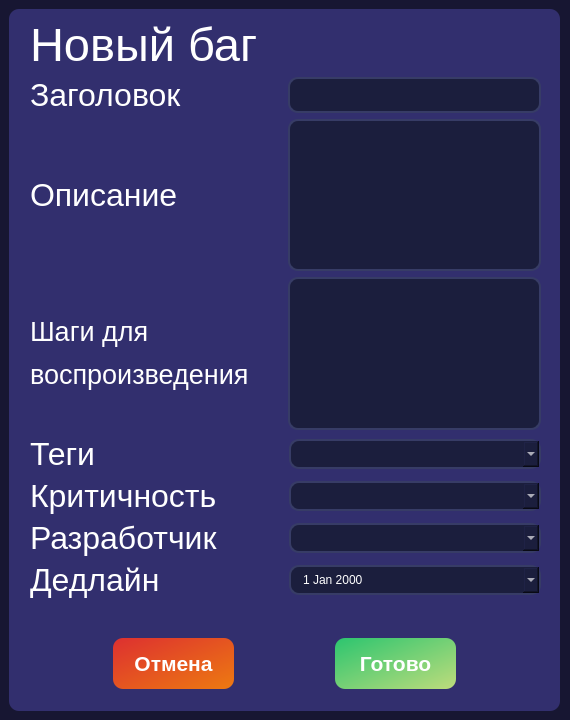
Qt form interfaces/new_bug_card.ui (ArtShibaev/Bugtracker) before a commit.
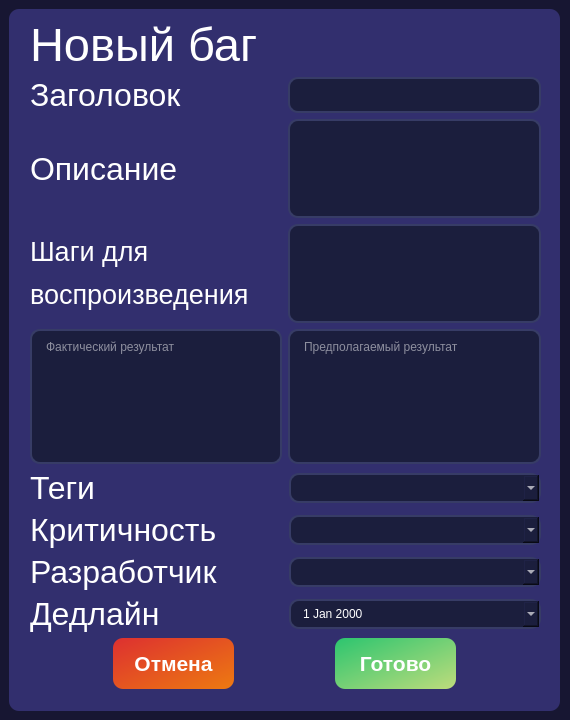
The same form after that commit.

Commit message: В интерфейс добавлены поля фактического и предполагаемого результатов

```diff
--- a/interfaces/new_bug_card.ui
+++ b/interfaces/new_bug_card.ui
@@ -310,6 +310,40 @@
              </item>
             </layout>
            </item>
+           <item>
+            <layout class="QHBoxLayout" name="horizontalLayout_9">
+             <item>
+              <widget class="QTextEdit" name="actual_result">
+               <property name="styleSheet">
+                <string notr="true">border: 2px solid #373C66;
+color: white;
+border-radius: 10px;
+padding: 5px 10px;
+outline: none;
+background: #1B1E3D;</string>
+               </property>
+               <property name="placeholderText">
+                <string>Фактический результат</string>
+               </property>
+              </widget>
+             </item>
+             <item>
+              <widget class="QTextEdit" name="supposed_result">
+               <property name="styleSheet">
+                <string notr="true">border: 2px solid #373C66;
+color: white;
+border-radius: 10px;
+padding: 5px 10px;
+outline: none;
+background: #1B1E3D;</string>
+               </property>
+               <property name="placeholderText">
+                <string>Предполагаемый результат</string>
+               </property>
+              </widget>
+             </item>
+            </layout>
+           </item>
            <item>
             <layout class="QHBoxLayout" name="horizontalLayout_4">
              <item>
```
